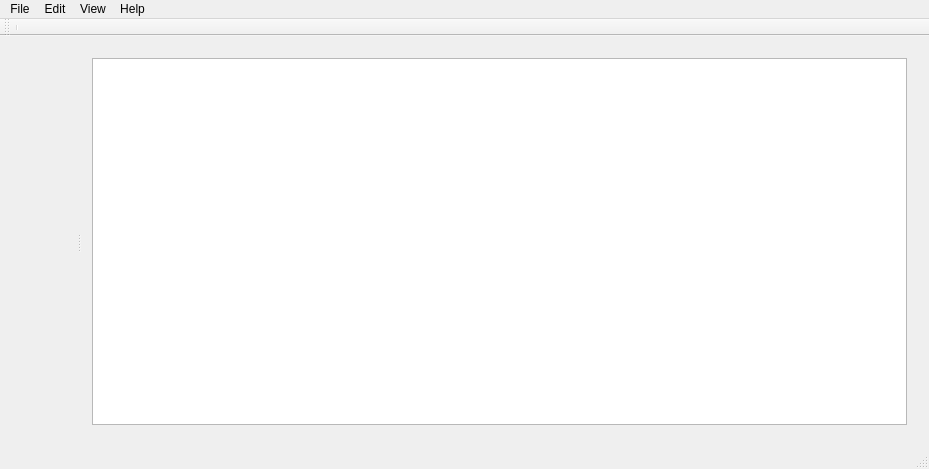
Before: the Qt Designer form mainwindow.ui in ViktorAH14/firedb, drawn with Qt 5.
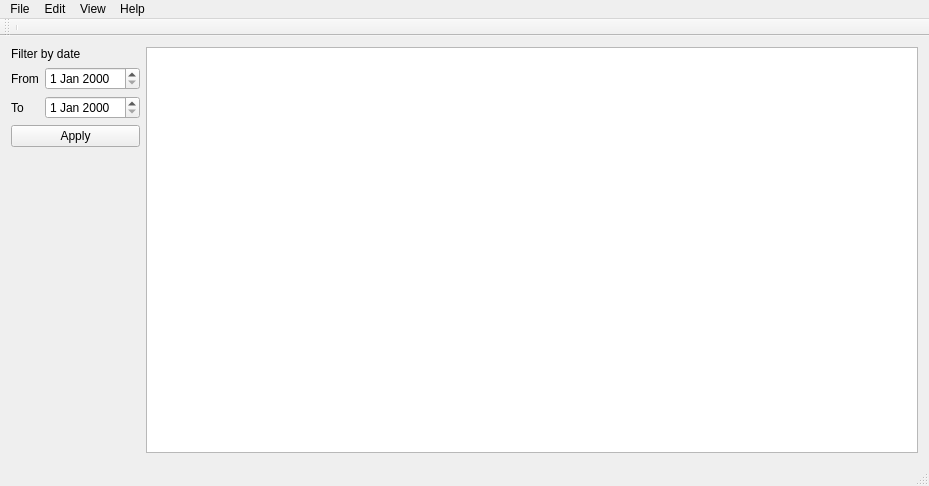
After: the same form once the commit is applied. Icons and pictures are not drawn.

Commit message: Implemented filter by date.

The edit to the form file:
```diff
--- a/mainwindow.ui
+++ b/mainwindow.ui
@@ -7,7 +7,7 @@
     <x>0</x>
     <y>0</y>
     <width>929</width>
-    <height>469</height>
+    <height>486</height>
    </rect>
   </property>
   <property name="windowTitle">
@@ -18,23 +18,78 @@
     <normaloff>:/Image/FireTruck.png</normaloff>:/Image/FireTruck.png</iconset>
   </property>
   <widget class="QWidget" name="centralWidget">
-   <layout class="QHBoxLayout" name="horizontalLayout_3">
+   <layout class="QHBoxLayout" name="horizontalLayout_4">
     <item>
-     <widget class="QSplitter" name="splitter">
-      <property name="orientation">
-       <enum>Qt::Horizontal</enum>
-      </property>
-      <widget class="QWidget" name="horizontalLayoutWidget">
-       <layout class="QHBoxLayout" name="horizontalLayout"/>
-      </widget>
-      <widget class="QWidget" name="horizontalLayoutWidget_2">
-       <layout class="QHBoxLayout" name="horizontalLayout_2">
+     <layout class="QVBoxLayout" name="verticalLayout">
+      <item>
+       <widget class="QLabel" name="lbFilterDate">
+        <property name="text">
+         <string>Filter by date</string>
+        </property>
+       </widget>
+      </item>
+      <item>
+       <layout class="QHBoxLayout" name="horizontalLayout">
         <item>
-         <widget class="QTableView" name="tableView"/>
+         <widget class="QLabel" name="lbFromDate">
+          <property name="text">
+           <string>From</string>
+          </property>
+          <property name="buddy">
+           <cstring>dateEditFrom</cstring>
+          </property>
+         </widget>
         </item>
+        <item>
+         <widget class="QDateEdit" name="dateEditFrom"/>
+        </item>
        </layout>
-      </widget>
-     </widget>
+      </item>
+      <item>
+       <layout class="QHBoxLayout" name="horizontalLayout_3">
+        <item>
+         <widget class="QLabel" name="lbToDate">
+          <property name="text">
+           <string>To</string>
+          </property>
+          <property name="buddy">
+           <cstring>dateEditTo</cstring>
+          </property>
+         </widget>
+        </item>
+        <item>
+         <widget class="QDateEdit" name="dateEditTo"/>
+        </item>
+       </layout>
+      </item>
+      <item>
+       <widget class="QPushButton" name="pbApply">
+        <property name="text">
+         <string>Apply</string>
+        </property>
+       </widget>
+      </item>
+      <item>
+       <spacer name="verticalSpacer">
+        <property name="orientation">
+         <enum>Qt::Vertical</enum>
+        </property>
+        <property name="sizeHint" stdset="0">
+         <size>
+          <width>20</width>
+          <height>390</height>
+         </size>
+        </property>
+       </spacer>
+      </item>
+     </layout>
+    </item>
+    <item>
+     <layout class="QHBoxLayout" name="horizontalLayout_2">
+      <item>
+       <widget class="QTableView" name="tableViewMain"/>
+      </item>
+     </layout>
     </item>
    </layout>
   </widget>
```
Left out of the diff: 19 changed lines with no effect on the pictures. The commit also changes 2 other files.
